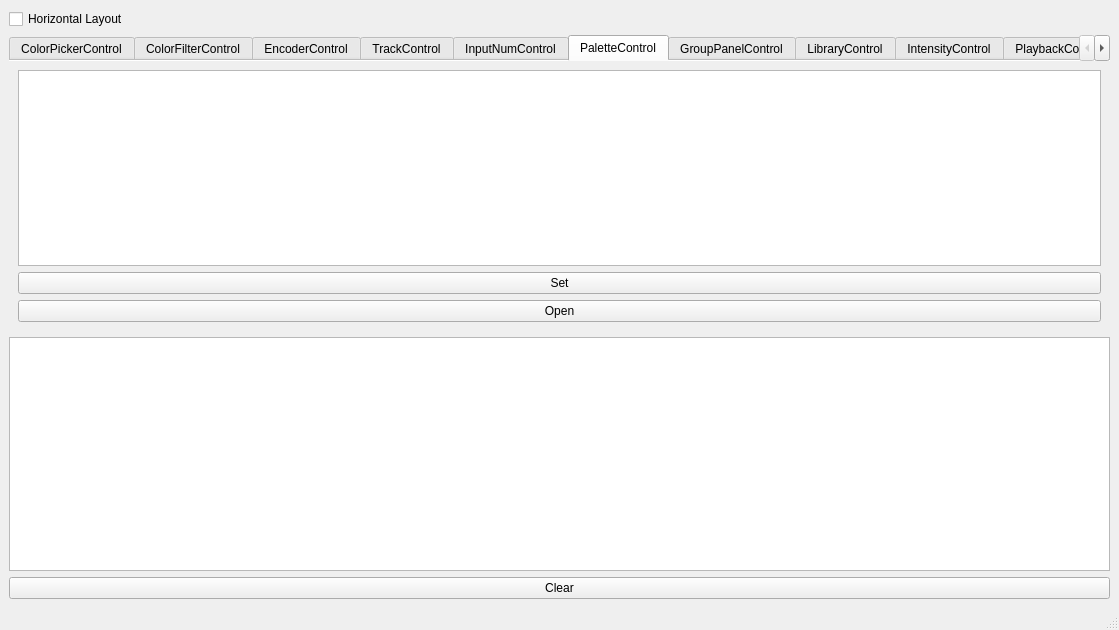
This is form/mainwindow.ui in thanhtoan36/QtProject as Qt 5 draws it before an edit. The edited form follows.
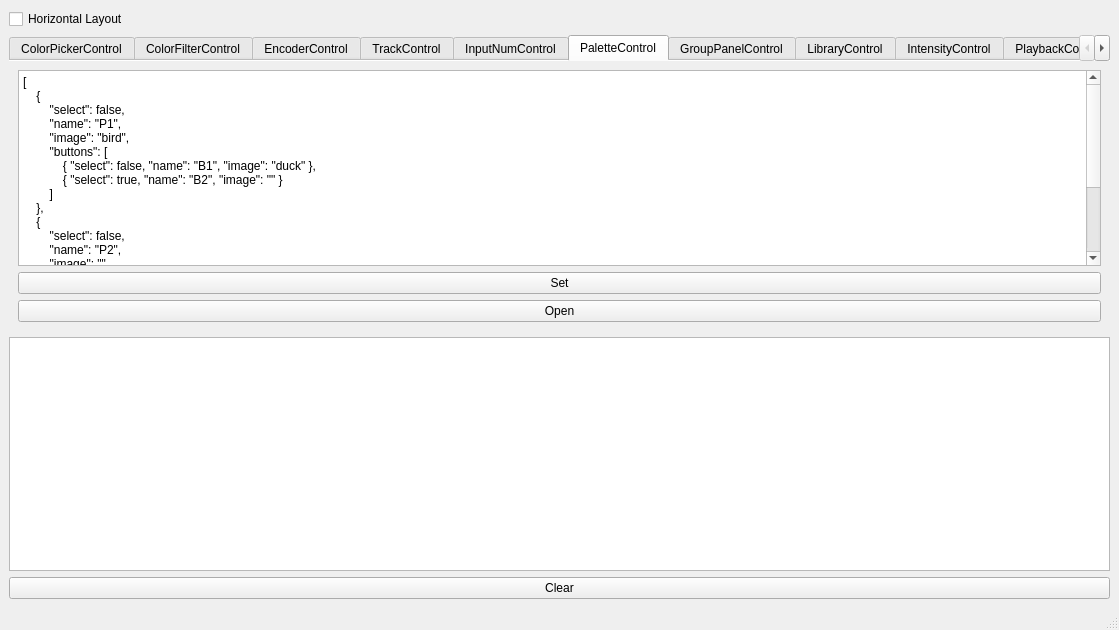
This is the edited form.

The edit to the form file:
```diff
--- a/form/mainwindow.ui
+++ b/form/mainwindow.ui
@@ -274,7 +274,31 @@
        </attribute>
        <layout class="QVBoxLayout" name="verticalLayout_11">
         <item>
-         <widget class="QPlainTextEdit" name="PaletteControl_Fake_RawInput"/>
+         <widget class="QPlainTextEdit" name="PaletteControl_Fake_RawInput">
+          <property name="plainText">
+           <string>[
+    {
+        &quot;select&quot;: false,
+        &quot;name&quot;: &quot;P1&quot;,
+        &quot;image&quot;: &quot;bird&quot;,
+        &quot;buttons&quot;: [
+            { &quot;select&quot;: false, &quot;name&quot;: &quot;B1&quot;, &quot;image&quot;: &quot;duck&quot; },
+            { &quot;select&quot;: true, &quot;name&quot;: &quot;B2&quot;, &quot;image&quot;: &quot;&quot; }
+        ]
+    },
+    {
+        &quot;select&quot;: false,
+        &quot;name&quot;: &quot;P2&quot;,
+        &quot;image&quot;: &quot;&quot;,
+        &quot;buttons&quot;: [
+            { &quot;select&quot;: false, &quot;name&quot;: &quot;B3&quot;, &quot;image&quot;: &quot;cat&quot; },
+            { &quot;select&quot;: false, &quot;name&quot;: &quot;B4&quot;, &quot;image&quot;: &quot;bird&quot; },
+            { &quot;select&quot;: true, &quot;name&quot;: &quot;B5&quot;, &quot;image&quot;: &quot;&quot; }
+        ]
+    }
+]</string>
+          </property>
+         </widget>
         </item>
         <item>
          <widget class="QPushButton" name="PaletteControl_Fake_Set">
```
Left out of the diff: 2 changed lines with no effect on the pictures.
